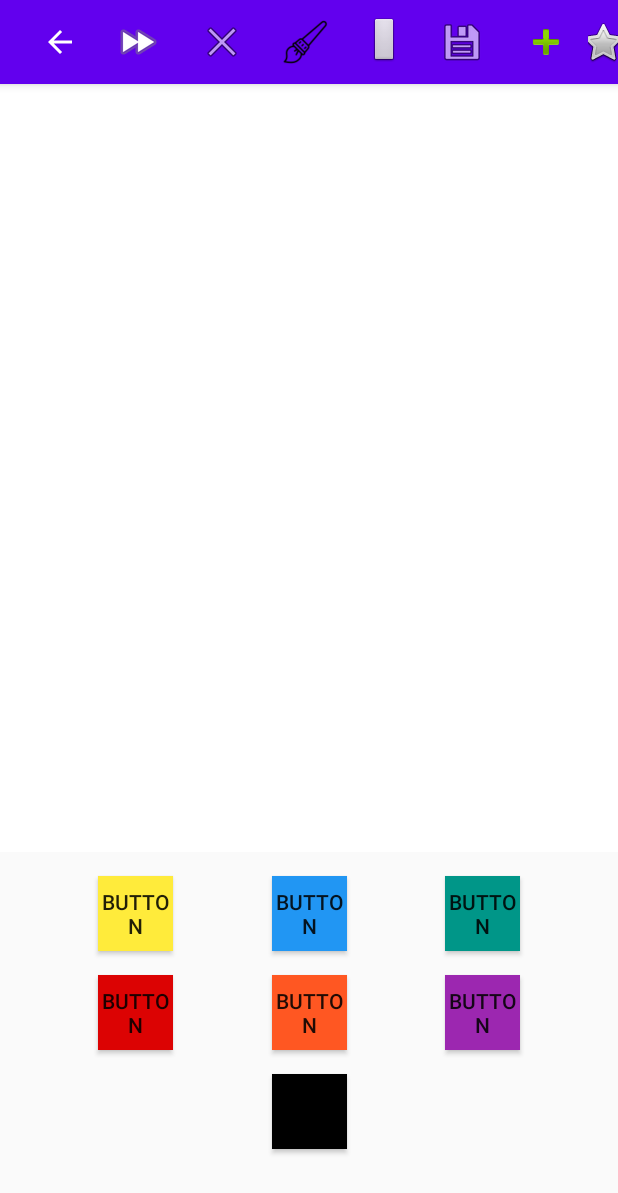
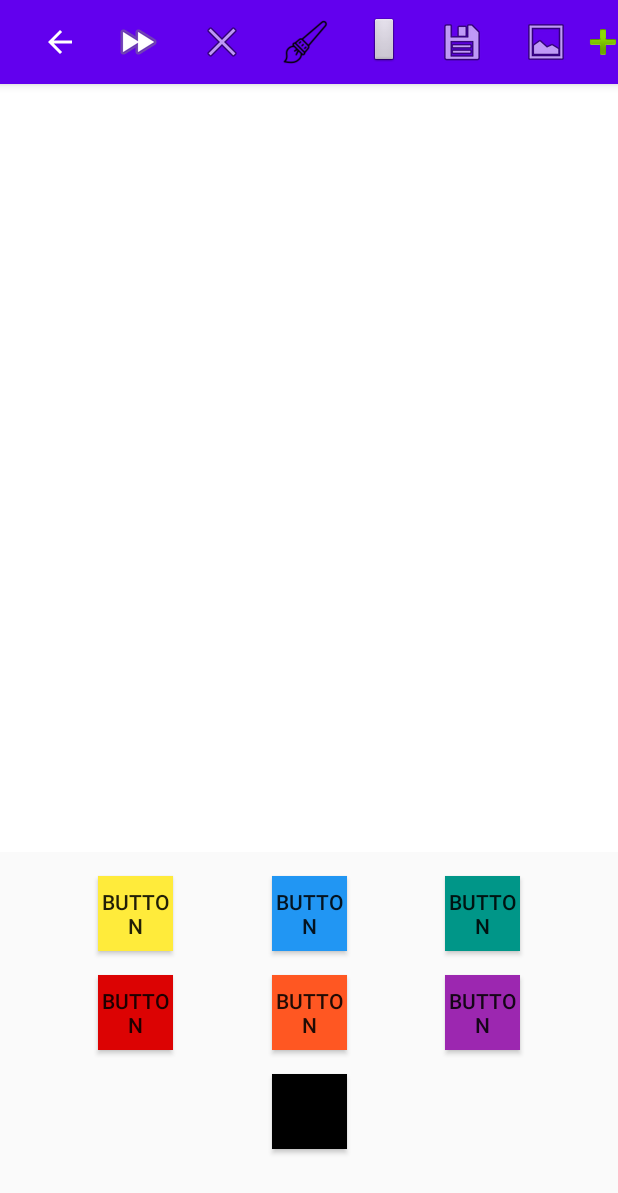
Before and after one commit to nehadeosthali/Nehaapp, an Android app: the MainActivity screen opened directly, with no data from a screen before it, on a phone screen of 412 x 824 dp. Shown: the top 1193 px of the screen. Run offline under Robolectric (Android 15) with nearby library versions, the phone set to English and light mode, and no system bars; our stand-ins replace Firebase (no records; nobody signed in at launch, a user with empty details on screens opened directly); libraries missing offline, so code that uses them is left out: com.skydoves.colorpickerview.

```diff
--- a/app/build.gradle
+++ b/app/build.gradle
@@ -40,4 +40,5 @@ dependencies {
     implementation 'androidx.mediarouter:mediarouter:1.0.0'
     implementation 'com.google.android.material:material:1.0.0'
     implementation "com.github.skydoves:colorpickerview:2.1.6"
+    implementation 'com.google.firebase:firebase-database:19.3.0'
 }
--- a/app/src/main/java/com/example/nehaapp/SavedPicturesGallery.java
+++ b/app/src/main/java/com/example/nehaapp/SavedPicturesGallery.java
@@ -10,10 +10,13 @@ import java.util.ArrayList;
 public class SavedPicturesGallery extends AppCompatActivity {
     RecyclerView recyclerView;
     ArrayList <String> pictures;
+    private PictureAdapter PictureAdapter;
+
+
     @Override
     protected void onCreate(Bundle savedInstanceState) {
         super.onCreate(savedInstanceState);
-        setContentView(R.layout.template_gallery);
+        setContentView(R.layout.recycler_layout);
 
 
     }
--- a/app/src/main/res/menu/menu.xml
+++ b/app/src/main/res/menu/menu.xml
@@ -47,6 +47,11 @@
         android:icon="@android:drawable/ic_menu_save"
         android:title=""
         app:showAsAction="always" />
+    <item
+        android:id="@+id/ic_save_gallery"
+        android:icon="@android:drawable/ic_menu_gallery"
+        android:title=""
+        app:showAsAction="always" />
 
     <item
         android:id="@+id/ic_templates"
```
Also changed, not shown: app/src/main/java/com/example/nehaapp/CanvasNeha.java (+23 -0 lines), app/src/main/java/com/example/nehaapp/MainActivity.java (+7 -1 lines).
